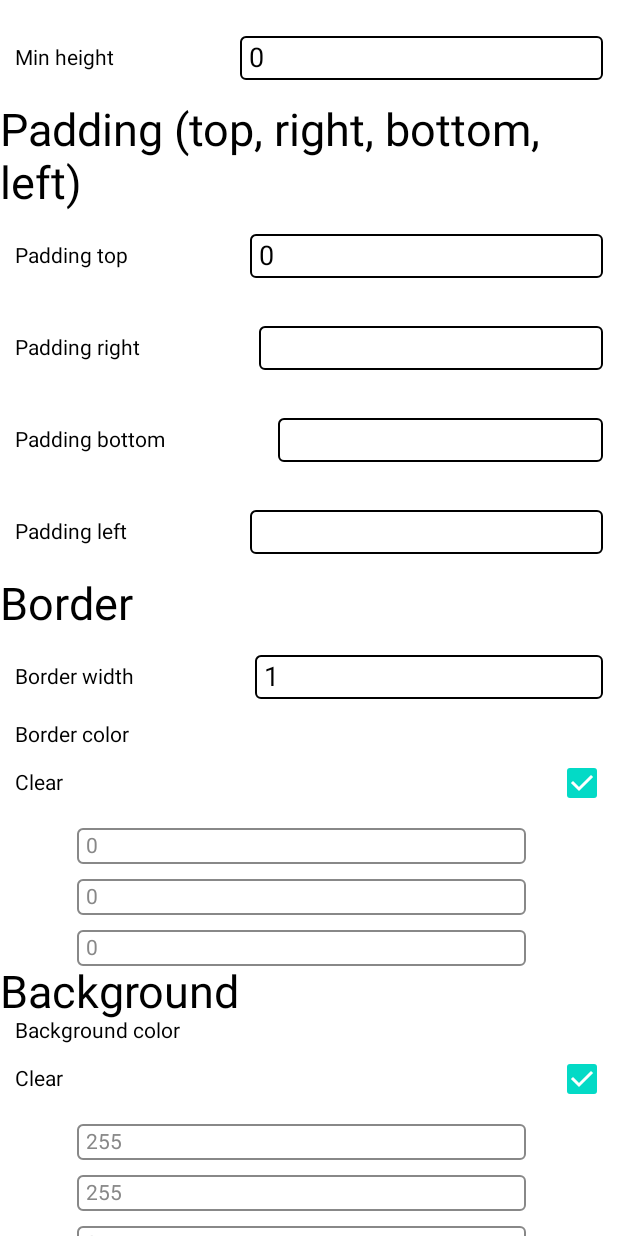
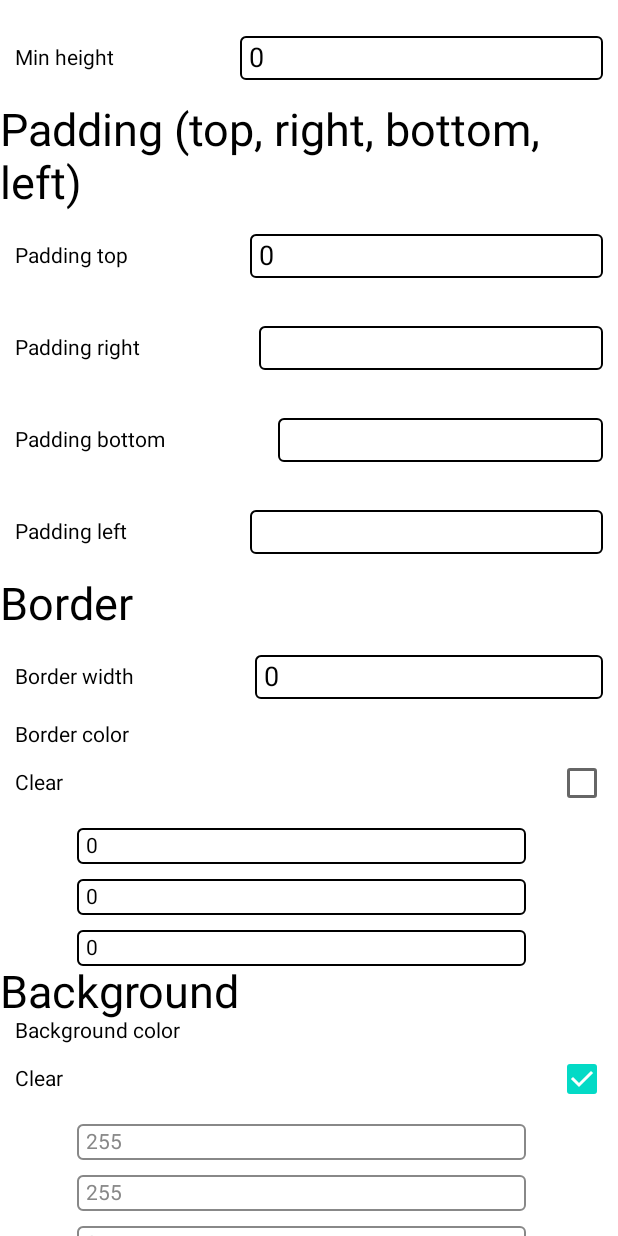
Before and after one commit to d4ndelion/control-text, an Android app built with Jetpack Compose: the @Preview function OptionsScreenContent_Preview, scrolled down 576 dp, on a phone screen of 412 x 824 dp. Run offline under Robolectric (Android 15) with nearby library versions, the phone set to English and light mode, and no system bars.

```diff
--- a/app/src/main/java/com/dandelion/controltext/data/TextFieldOptions.kt
+++ b/app/src/main/java/com/dandelion/controltext/data/TextFieldOptions.kt
@@ -32,9 +32,9 @@ data class TextFieldOptions(
     override var paddingTop: Dp = 0.dp,
     override var paddingRight: Dp? = null,
     override var paddingBottom: Dp? = null,
-    override var borderWidth: Dp = 1.dp,
+    override var borderWidth: Dp = 0.dp,
     override var borderColor: Color = Black,
-    override var isBorderColorClear: Boolean = true,
+    override var isBorderColorClear: Boolean = false,
     override var background: Color = White,
     override var isBackgroundClear: Boolean = true,
     override var shadowColor: Color = Black,
--- a/app/src/main/java/com/dandelion/controltext/data/TextOptions.kt
+++ b/app/src/main/java/com/dandelion/controltext/data/TextOptions.kt
@@ -31,9 +31,9 @@ data class TextOptions(
     override var paddingTop: Dp = 0.dp,
     override var paddingRight: Dp? = null,
     override var paddingBottom: Dp? = null,
-    override var borderWidth: Dp = 1.dp,
+    override var borderWidth: Dp = 0.dp,
     override var borderColor: Color = Black,
-    override var isBorderColorClear: Boolean = true,
+    override var isBorderColorClear: Boolean = false,
     override var background: Color = White,
     override var isBackgroundClear: Boolean = true,
     override var shadowColor: Color = Black,
```
Also changed, not shown: app/src/main/java/com/dandelion/controltext/ui/screens/output/Output.kt (+6 -1 lines).
